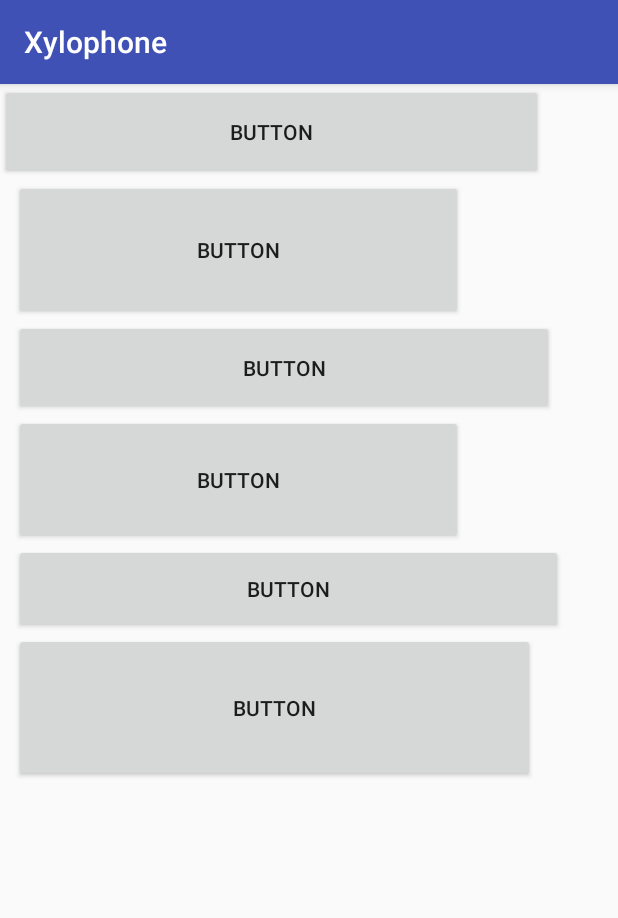
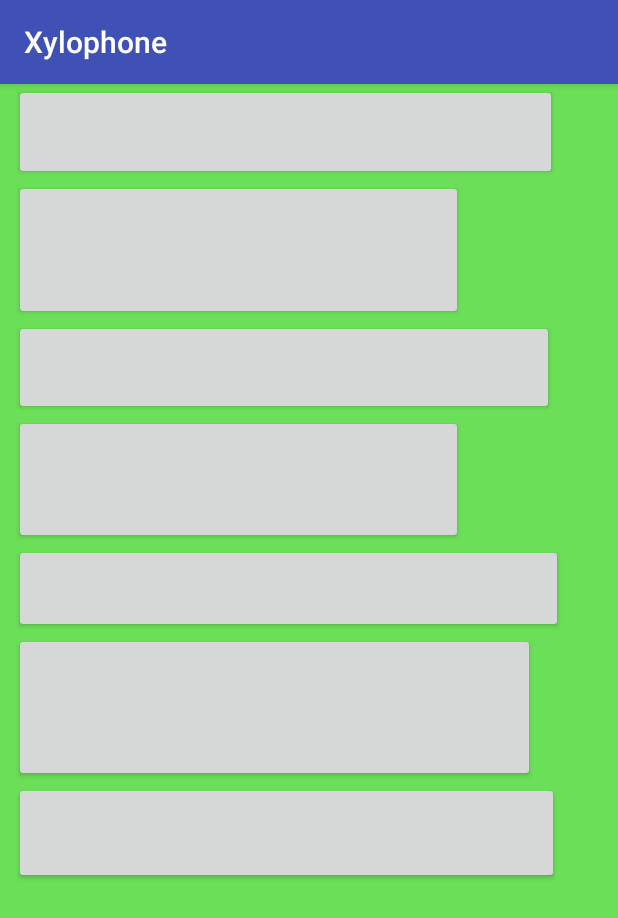
Before and after one commit to tanwarrohit825/Xylophone, an Android app: the screen it shows after launch (MainActivity), on a phone screen of 412 x 824 dp. Shown: the top 918 px of the screen. Run offline under Robolectric (Android 15) with nearby library versions, the phone set to English and light mode, and no system bars.

Commit message:
add resource
<add raw file>

```diff
--- a/app/src/main/res/layout/activity_main.xml
+++ b/app/src/main/res/layout/activity_main.xml
@@ -9,47 +9,49 @@
     <LinearLayout
         android:layout_width="match_parent"
         android:layout_height="match_parent"
+        android:background="@color/lco"
         android:orientation="vertical">
 
         <Button
-            android:id="@+id/button6"
+            android:id="@+id/note1"
             android:layout_width="362dp"
             android:layout_height="64dp"
-            android:text="Button" />
+            android:layout_marginLeft="9dp" />
 
         <Button
-            android:id="@+id/button4"
+            android:id="@+id/note2"
             android:layout_width="299dp"
             android:layout_height="93dp"
-            android:layout_marginLeft="9dp"
-            android:text="Button" />
+            android:layout_marginLeft="9dp" />
 
         <Button
-            android:id="@+id/button5"
+            android:id="@+id/note3"
             android:layout_width="360dp"
             android:layout_height="63dp"
-            android:layout_marginLeft="9dp"
-            android:text="Button" />
+            android:layout_marginLeft="9dp" />
 
         <Button
-            android:id="@+id/button3"
+            android:id="@+id/note4"
             android:layout_width="299dp"
             android:layout_height="86dp"
-            android:layout_marginLeft="9dp"
-            android:text="Button" />
+            android:layout_marginLeft="9dp" />
 
         <Button
-            android:id="@+id/button2"
+            android:id="@+id/note5"
             android:layout_width="366dp"
             android:layout_height="59dp"
-            android:layout_marginLeft="9dp"
-            android:text="Button" />
+            android:layout_marginLeft="9dp" />
 
         <Button
-            android:id="@+id/button"
+            android:id="@+id/note6"
             android:layout_width="347dp"
             android:layout_height="99dp"
-            android:layout_marginLeft="9dp"
-            android:text="Button" />
+            android:layout_marginLeft="9dp" />
+
+        <Button
+            android:id="@+id/note7"
+            android:layout_width="363dp"
+            android:layout_height="68dp"
+            android:layout_marginLeft="9dp" />
     </LinearLayout>
 </android.support.constraint.ConstraintLayout>
--- a/app/src/main/res/values/colors.xml
+++ b/app/src/main/res/values/colors.xml
@@ -8,4 +8,5 @@
     <color name="black"> #171516</color>
     <color name="yellow"> #FFFA37</color>
     <color name="orange"> #E67E22</color>
+    <color name="lco">#6cdf58</color>
 </resources>
```
